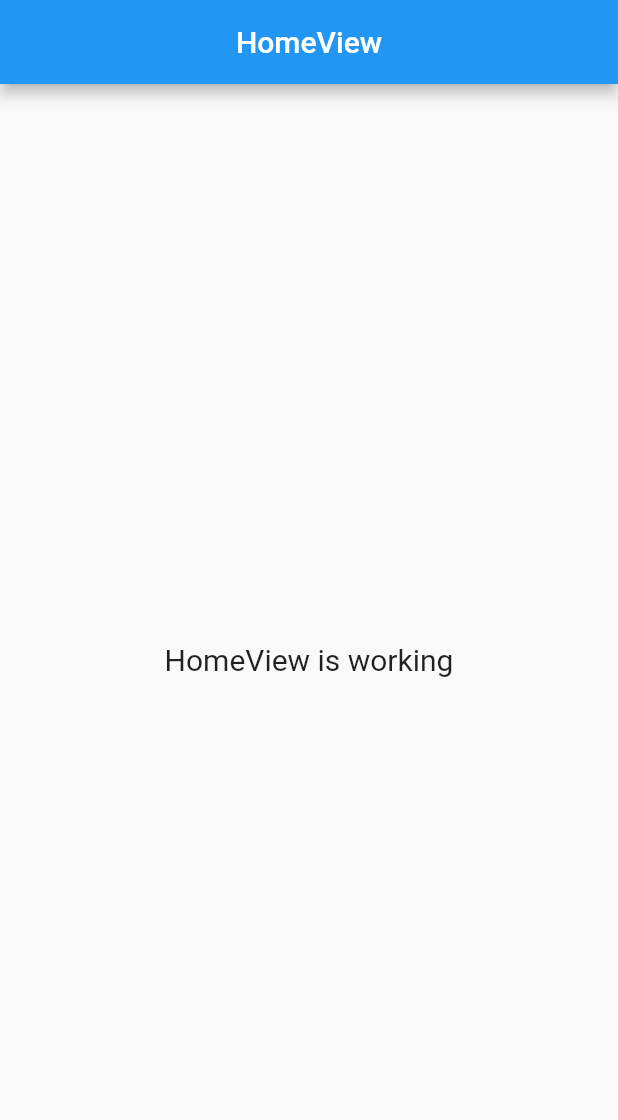
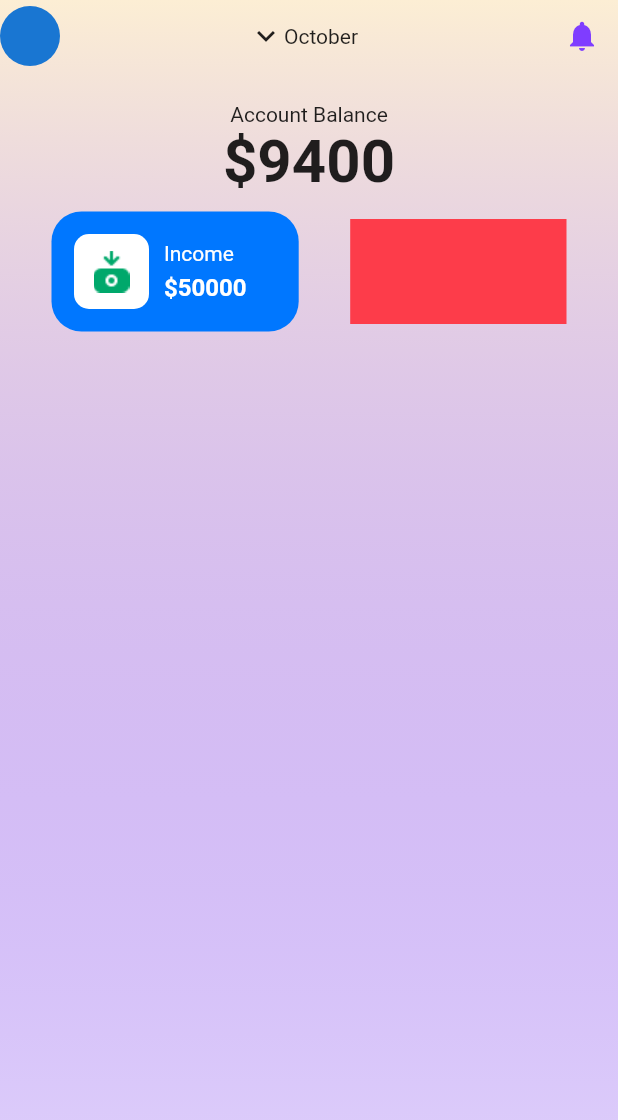
Before and after one commit to akromiafif/flutter_expense, a Flutter app: the screen it shows after launch, on a phone screen of 412 x 824 dp. Shown: the top 1120 px of the screen. Run offline on Flutter 3.47's test engine with Material 2 defaults, Android fonts, the phone set to English and light mode, and no system bars; our stand-ins replace get.

Commit message:
info balance

```diff
--- /dev/null
+++ b/lib/app/constant/color.dart
@@ -0,0 +1,16 @@
+import "package:flutter/material.dart";
+
+final appPrimary = Color(0xFF7F3DFF);
+final appVioletSoft = Color(0xFFEEE5FF);
+final appWhite = Colors.white;
+final appBlack = Colors.black;
+final appGreen = Color(0xFF00A86B);
+final appGreenSoft = Color(0xFFCFFAEA);
+final appRed = Color(0xFFFD3C4A);
+final appRedSoft = Color(0xFFFDD5D7);
+final appYellow = Color(0xFFFCAC12);
+final appYellowSoft = Color(0xFFFCEED4);
+final appBlue = Color(0xFF0077FF);
+final appBlueSoft = Color(0xFFBDDCFF);
+final appText = Color(0xFF0D0E0F);
+final appTextSoft = Color(0xFF91919F);
--- a/lib/app/modules/home/views/home_view.dart
+++ b/lib/app/modules/home/views/home_view.dart
@@ -1,3 +1,4 @@
+import 'package:expense/app/constant/color.dart';
 import 'package:flutter/material.dart';
 
 import 'package:get/get.dart';
@@ -9,15 +10,115 @@ class HomeView extends GetView<HomeController> {
   @override
   Widget build(BuildContext context) {
     return Scaffold(
-      appBar: AppBar(
-        title: const Text('HomeView'),
-        centerTitle: true,
+        body: Stack(
+      children: <Widget>[
+        Container(
+          decoration: BoxDecoration(
+            gradient: LinearGradient(
+              begin: Alignment.topCenter,
+              end: Alignment.bottomCenter,
+              colors: [appYellowSoft, appPrimary.withOpacity(0.2)],
+            ),
+          ),
+        ),
+        SafeArea(
+          child: Column(
+            children: <Widget>[
+              Row(
+                mainAxisAlignment: MainAxisAlignment.spaceBetween,
+                children: <Widget>[
+                  const CircleAvatar(),
+                  Row(
+                    children: const [
+                      Icon(Icons.keyboard_arrow_down_outlined),
+                      Text("October"),
+                    ],
+                  ),
+                  IconButton(
+                    onPressed: () {},
+                    icon: Icon(
+                      Icons.notifications,
+                      color: appPrimary,
+                    ),
+                  )
+                ],
+              ),
+              const SizedBox(height: 20),
+              const Text("Account Balance"),
+              const Text(
+                "\$9400",
+                style: TextStyle(fontSize: 40, fontWeight: FontWeight.bold),
+              ),
+              const SizedBox(height: 10),
+              Row(
+                mainAxisAlignment: MainAxisAlignment.spaceEvenly,
+                children: <Widget>[
+                  const InfoBalance(),
+                  Container(
+                    width: Get.width * 0.35,
+                    height: 70,
+                    color: appRed,
+                  )
+                ],
+              ),
+            ],
+          ),
+        )
+      ],
+    ));
+  }
+}
+
+class InfoBalance extends StatelessWidget {
+  const InfoBalance({
+    Key? key,
+  }) : super(key: key);
+
+  @override
+  Widget build(BuildContext context) {
+    return Container(
+      width: Get.width * 0.4,
+      padding: const EdgeInsets.all(15),
+      decoration: BoxDecoration(
+        color: appBlue,
+        borderRadius: BorderRadius.circular(20),
       ),
-      body: Center(
-        child: Text(
-          'HomeView is working',
-          style: TextStyle(fontSize: 20),
-        ),
+      child: Row(
+        children: <Widget>[
+          Container(
+            width: 50,
+            height: 50,
+            decoration: BoxDecoration(
+              color: appWhite,
+              borderRadius: BorderRadius.circular(10),
+            ),
+            child: Image.asset("assets/icons/in.png"),
+          ),
+          const SizedBox(width: 10),
+          Expanded(
+            child: Column(
+              mainAxisAlignment: MainAxisAlignment.start,
+              crossAxisAlignment: CrossAxisAlignment.start,
+              children: <Widget>[
+                Text(
+                  "Income",
+                  style: TextStyle(color: appWhite),
+                ),
+                const SizedBox(height: 5),
+                FittedBox(
+                  child: Text(
+                    "\$50000",
+                    style: TextStyle(
+                      color: appWhite,
+                      fontSize: 16,
+                      fontWeight: FontWeight.bold,
+                    ),
+                  ),
+                )
+              ],
+            ),
+          )
+        ],
       ),
     );
   }
--- a/pubspec.yaml
+++ b/pubspec.yaml
@@ -3,7 +3,7 @@ version: 1.0.0+1
 publish_to: none
 description: A new Flutter project.
 environment:
-  sdk: '>=2.18.2 <3.0.0'
+  sdk: ">=2.18.2 <3.0.0"
 
 dependencies:
   cupertino_icons: ^1.0.2
@@ -18,3 +18,5 @@ dev_dependencies:
 
 flutter:
   uses-material-design: true
+  assets:
+    - assets/icons/
```
Also changed, not shown: assets/icons/in.png (added), assets/icons/out.png (added), assets/icons/shop.png (added).
